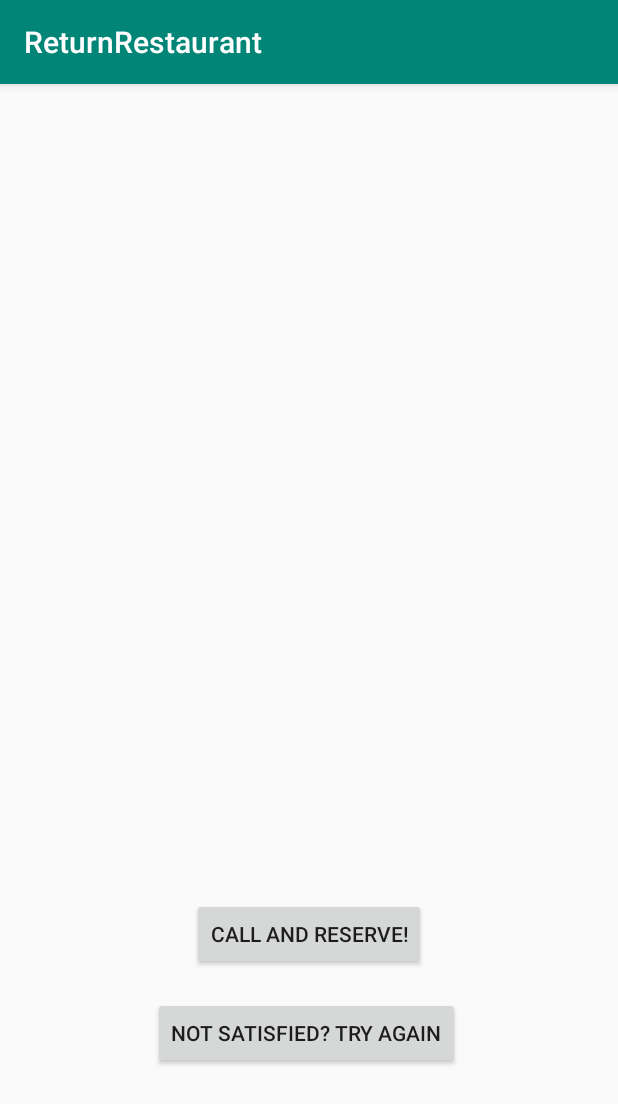
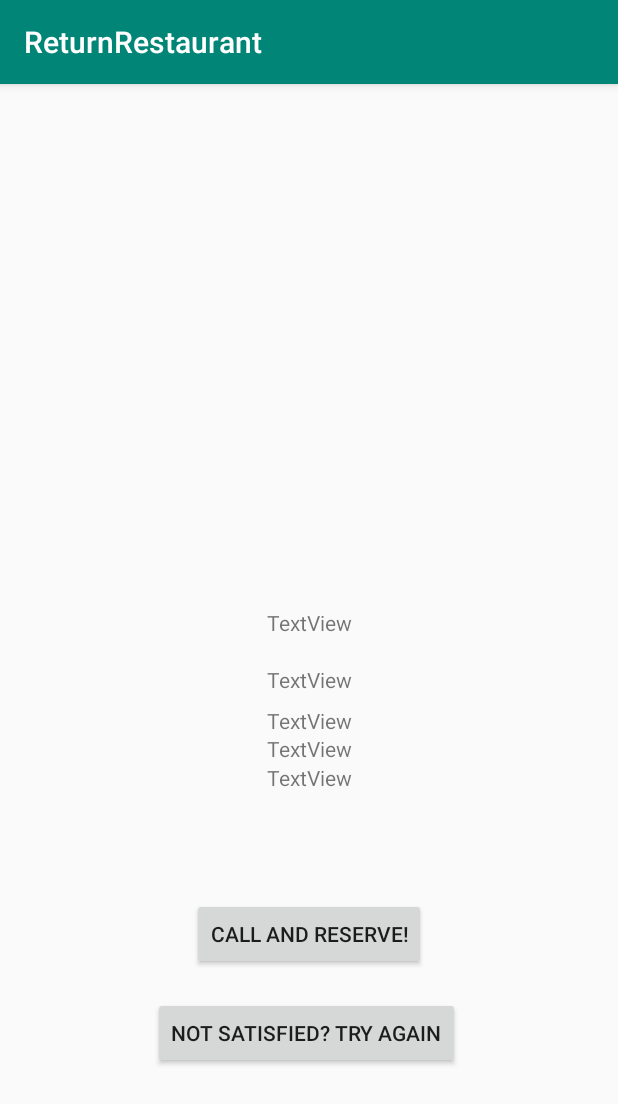
Before and after one commit to itsDagu/bonfire, an Android app: the ReturnRestaurant screen opened directly, with no data from a screen before it, on a phone screen of 412 x 824 dp. Shown: the top 1104 px of the screen. Run offline under Robolectric (Android 15) with nearby library versions, the phone set to English and light mode, and no system bars; libraries missing offline, so code that uses them is left out: com.twilio.client; 6 statements that could not run were skipped.

Commit message:
merge part 1

```diff
--- a/app/build.gradle
+++ b/app/build.gradle
@@ -44,7 +44,7 @@ dependencies {
         exclude group: 'org.apache.httpcomponents'
     }
 
-    implementation('com.google.api-client:google-api-client-android:1.25.0'){
+    implementation('com.google.api-client:google-api-client-android:1.25.0') {
         exclude group: 'org.apache.httpcomponents'
     }
 
@@ -57,6 +57,9 @@ dependencies {
 // okhttp
     implementation("com.squareup.okhttp3:okhttp:3.12.1")
     implementation("com.squareup.okhttp:okhttp-urlconnection:2.2.0")
+
+
+    implementation 'com.twilio:voice-android:2.0.9'
 }
 
 apply plugin: 'com.google.gms.google-services'
--- a/app/src/main/AndroidManifest.xml
+++ b/app/src/main/AndroidManifest.xml
@@ -7,8 +7,7 @@
          location permissions for the 'MyLocation' functionality.
     -->
     <uses-permission android:name="android.permission.ACCESS_FINE_LOCATION" />
-    <uses-permission android:name="android.permission.RECORD_AUDIO"/>
-
+    <uses-permission android:name="android.permission.RECORD_AUDIO" />
 
     <application
         android:allowBackup="true"
@@ -20,7 +19,7 @@
         <activity
             android:name=".ReturnRestaurant"
             android:label="@string/title_activity_return_restaurant"
-            android:theme="@style/AppTheme.NoActionBar"></activity>
+            android:theme="@style/AppTheme.NoActionBar" />
         <activity android:name=".WaitingScreen" />
         <!--
              The API key for Google Maps-based APIs is defined as a string resource.
--- a/app/src/main/java/com/example/bonfire/ReturnRestaurant.java
+++ b/app/src/main/java/com/example/bonfire/ReturnRestaurant.java
@@ -1,14 +1,20 @@
 package com.example.bonfire;
 
+import android.content.Intent;
 import android.os.Bundle;
 import android.support.design.widget.FloatingActionButton;
 import android.support.design.widget.Snackbar;
 import android.support.v7.app.AppCompatActivity;
 import android.support.v7.widget.Toolbar;
 import android.view.View;
+import android.widget.TextView;
 
+import com.fasterxml.jackson.core.JsonParser;
 import com.twilio.client.Twilio;
 import com.twilio.client.impl.useragent.Call;
+
+import org.json.JSONException;
+import org.json.JSONObject;
 
 import java.net.URI;
 import java.net.URISyntaxException;
@@ -22,6 +28,31 @@ public class ReturnRestaurant extends AppCompatActivity {
         setContentView(R.layout.activity_return_restaurant);
         Toolbar toolbar = findViewById(R.id.toolbar);
         setSupportActionBar(toolbar);
+
+        Intent intent = getIntent();
+
+        JSONObject jsonResponse;
+        try {
+            jsonResponse = new JSONObject(intent.getStringExtra(WaitingScreen.EXTRA_MESSAGE));
+            TextView name = (TextView)findViewById(R.id.name);
+            TextView address = (TextView)findViewById(R.id.address);
+            TextView price_range = (TextView)findViewById(R.id.price_range);
+            TextView rating = (TextView)findViewById(R.id.rating);
+            TextView cuisines = (TextView)findViewById(R.id.cuisines);
+
+            name.setText(jsonResponse.getString("name"));
+            address.setText(jsonResponse.getString("address"));
+            price_range.setText(jsonResponse.getString("price_range"));
+            rating.setText(jsonResponse.getString("rating"));
+            cuisines.setText(jsonResponse.getString("cuisines"));
+
+
+        } catch (JSONException e) {
+            e.printStackTrace();
+        }
+
+
+
 
     }
 
--- a/app/src/main/java/com/example/bonfire/SheetJSONParser.java
+++ b/app/src/main/java/com/example/bonfire/SheetJSONParser.java
@@ -1,4 +1,4 @@
-/*
+
 package com.example.bonfire;
 import android.os.Handler;
 import android.os.Message;
@@ -35,33 +35,14 @@ public class SheetJSONParser {
             OkHttpClient client = new OkHttpClient();
 
 
-
             Request request = new Request.Builder()
                     .url(MAIN_URL)
                     .build();
 
-            client.newCall(request).enqueue(new Handler.Callback() {
+            response = client.newCall(request).execute();
+            return new JSONObject(response.body().string());
 
-                @Override
-                public boolean handleMessage(Message msg) {
-                    return false;
-                }
-
-                public void onFailure(Call call, IOException e) {
-                    e.printStackTrace();
-                }
-
-
-                public void onResponse(Call call, final Response response) throws IOException {
-                    if (!response.isSuccessful()) {
-                        throw new IOException("Unexpected code " + response);
-                    }
-
-                    // you code to handle response
-                }
-            )
-
-        } catch (@NonNull IOException | JSONException e) {
+        }catch (@NonNull IOException | JSONException e) {
             Log.e(TAG, "FUCK " + e.getLocalizedMessage());
         }
         return null;
@@ -90,25 +71,3 @@ public class SheetJSONParser {
         return null;
     }
 }
-
-*/
-/*
-// Sheets API
-    implementation('com.google.apis:google-api-services-sheets:v4-rev553-1.25.0') {
-        exclude group: 'org.apache.httpcomponents'
-    }
-
-    implementation('com.google.api-client:google-api-client-android:1.25.0'){
-        exclude group: 'org.apache.httpcomponents'
-    }
-
-    implementation 'com.google.android.gms:play-services-auth:16.0.1'
-
-    implementation 'pub.devrel:easypermissions:0.3.0'
-
-    implementation fileTree(dir: 'libs', include: ['*.jar'])
-
-// okhttp
-    implementation("com.squareup.okhttp3:okhttp:3.12.1")
-    implementation("com.squareup.okhttp:okhttp-urlconnection:2.2.0")
-*/
--- a/app/src/main/res/layout/content_return_restaurant.xml
+++ b/app/src/main/res/layout/content_return_restaurant.xml
@@ -39,4 +39,99 @@
         app:layout_constraintEnd_toEndOf="parent"
         app:layout_constraintStart_toStartOf="parent"
         app:layout_constraintTop_toTopOf="parent" />
+
+    <TextView
+        android:id="@+id/name"
+        android:layout_width="wrap_content"
+        android:layout_height="wrap_content"
+        android:layout_marginStart="176dp"
+        android:layout_marginLeft="176dp"
+        android:layout_marginTop="303dp"
+        android:layout_marginEnd="176dp"
+        android:layout_marginRight="176dp"
+        android:layout_marginBottom="353dp"
+        android:text="TextView"
+        app:layout_constraintBottom_toBottomOf="parent"
+        app:layout_constraintEnd_toEndOf="parent"
+        app:layout_constraintStart_toStartOf="parent"
+        app:layout_constraintTop_toTopOf="parent" />
+
+    <TextView
+        android:id="@+id/address"
+        android:layout_width="wrap_content"
+        android:layout_height="wrap_content"
+        android:layout_marginStart="176dp"
+        android:layout_marginLeft="176dp"
+        android:layout_marginTop="341dp"
+        android:layout_marginEnd="176dp"
+        android:layout_marginRight="176dp"
+        android:layout_marginBottom="315dp"
+        android:text="TextView"
+        app:layout_constraintBottom_toBottomOf="parent"
+        app:layout_constraintEnd_toEndOf="parent"
+        app:layout_constraintStart_toStartOf="parent"
+        app:layout_constraintTop_toTopOf="parent" />
+
+    <TextView
+        android:id="@+id/price_range"
+        android:layout_width="wrap_content"
+        android:layout_height="wrap_content"
+        android:layout_marginStart="176dp"
+        android:layout_marginLeft="176dp"
+        android:layout_marginTop="368dp"
+        android:layout_marginEnd="176dp"
+        android:layout_marginRight="176dp"
+        android:layout_marginBottom="288dp"
+        android:text="TextView"
+        app:layout_constraintBottom_toBottomOf="parent"
+        app:layout_constraintEnd_toEndOf="parent"
+        app:layout_constraintStart_toStartOf="parent"
+        app:layout_constraintTop_toTopOf="parent" />
+
+    <TextView
+        android:id="@+id/rating"
+        android:layout_width="wrap_content"
+        android:layout_height="wrap_content"
+        android:layout_marginStart="176dp"
+        android:layout_marginLeft="176dp"
+        android:layout_marginTop="387dp"
+        android:layout_marginEnd="176dp"
+        android:layout_marginRight="176dp"
+        android:layout_marginBottom="269dp"
+        android:text="TextView"
+        app:layout_constraintBottom_toBottomOf="parent"
+        app:layout_constraintEnd_toEndOf="parent"
+        app:layout_constraintStart_toStartOf="parent"
+        app:layout_constraintTop_toTopOf="parent" />
+
+    <TextView
+        android:id="@+id/cuisines"
+        android:layout_width="wrap_content"
+        android:layout_height="wrap_content"
+        android:layout_marginStart="176dp"
+        android:layout_marginLeft="176dp"
+        android:layout_marginTop="406dp"
+        android:layout_marginEnd="176dp"
+        android:layout_marginRight="176dp"
+        android:layout_marginBottom="250dp"
+        android:text="TextView"
+        app:layout_constraintBottom_toBottomOf="parent"
+        app:layout_constraintEnd_toEndOf="parent"
+        app:layout_constraintStart_toStartOf="parent"
+        app:layout_constraintTop_toTopOf="parent" />
+
+    <RelativeLayout
+        android:layout_width="395dp"
+        android:layout_height="287dp"
+        android:layout_marginStart="8dp"
+        android:layout_marginLeft="8dp"
+        android:layout_marginEnd="8dp"
+        android:layout_marginRight="8dp"
+        android:layout_marginBottom="388dp"
+        app:layout_constraintBottom_toBottomOf="parent"
+        app:layout_constraintEnd_toEndOf="parent"
+        app:layout_constraintStart_toStartOf="parent"
+        app:layout_constraintTop_toTopOf="parent">
+
+    </RelativeLayout>
 </android.support.constraint.ConstraintLayout>
```
Also changed, not shown: app/src/main/java/com/example/bonfire/WaitingScreen.java (+5 -2 lines).
